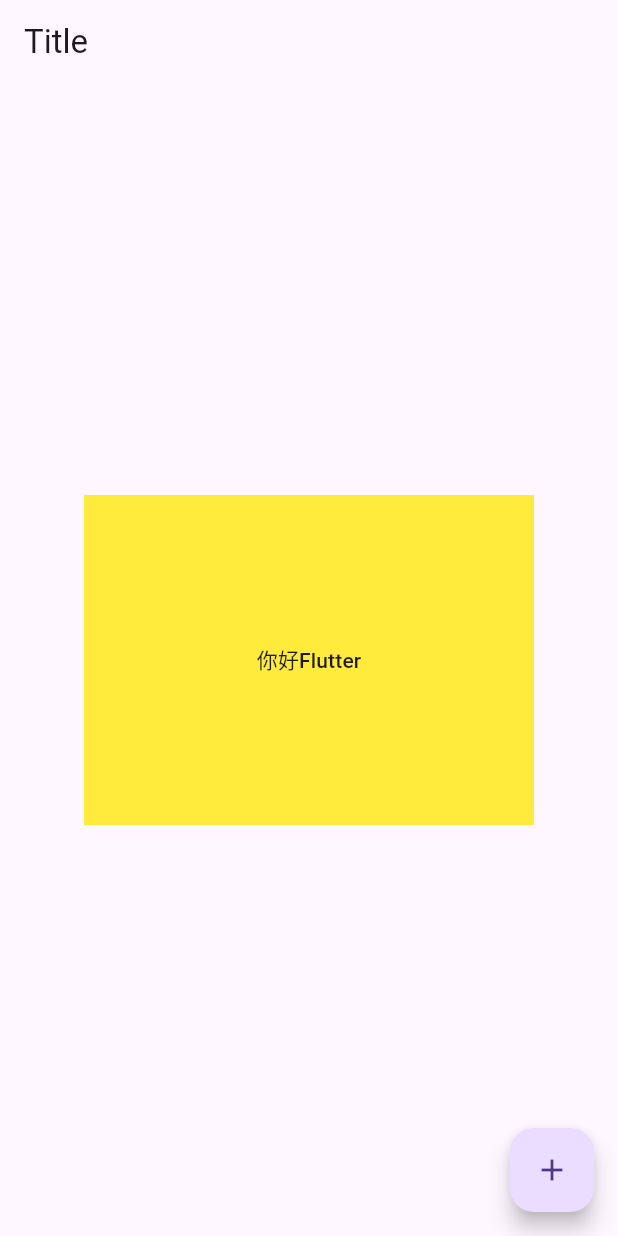
After one commit to Mhua99/flutter_project, a Flutter app: the screen it shows after launch, on a phone screen of 412 x 824 dp. The commit adds this screen. Run offline on Flutter 3.47's test engine with Material 3 defaults, Android fonts, the phone set to English and light mode, and no system bars; our stand-ins replace dio, readmore.

Commit message:
feat: demo20

```diff
--- /dev/null
+++ b/lib/demo20/01.dart
@@ -0,0 +1,47 @@
+import 'package:flutter/material.dart';
+
+class MyApp extends StatelessWidget {
+  const MyApp({super.key});
+
+  @override
+  Widget build(BuildContext context) {
+    return const MaterialApp(home: MyHomePage());
+  }
+}
+
+class MyHomePage extends StatefulWidget {
+  const MyHomePage({super.key});
+
+  @override
+  State<MyHomePage> createState() => _MyHomePageState();
+}
+
+class _MyHomePageState extends State<MyHomePage> {
+  bool flag = true;
+
+  @override
+  Widget build(BuildContext context) {
+    return Scaffold(
+      floatingActionButton: FloatingActionButton(
+        child: const Icon(Icons.add),
+        onPressed: () {
+          setState(() {
+            flag = !flag;
+          });
+        },
+      ),
+      appBar: AppBar(title: const Text('Title')),
+      body: Center(
+        child: AnimatedContainer(
+          duration: const Duration(seconds: 1, milliseconds: 100),
+          width: 200,
+          height: 200,
+          transform: flag
+              ? Matrix4.translationValues(0, 0, 0)
+              : Matrix4.translationValues(-100, 0, 0),
+          color: Colors.yellow,
+        ),
+      ),
+    );
+  }
+}
--- /dev/null
+++ b/lib/demo20/02.dart
@@ -0,0 +1,55 @@
+import 'package:flutter/material.dart';
+
+class MyApp extends StatelessWidget {
+  const MyApp({super.key});
+
+  @override
+  Widget build(BuildContext context) {
+    return const MaterialApp(home: MyHomePage());
+  }
+}
+
+class MyHomePage extends StatefulWidget {
+  const MyHomePage({super.key});
+
+  @override
+  State<MyHomePage> createState() => _MyHomePageState();
+}
+
+class _MyHomePageState extends State<MyHomePage> {
+  bool flag = true;
+
+  @override
+  Widget build(BuildContext context) {
+    return Scaffold(
+      floatingActionButton: FloatingActionButton(
+        child: const Icon(Icons.add),
+        onPressed: () {
+          setState(() {
+            flag = !flag;
+          });
+        },
+      ),
+      appBar: AppBar(title: const Text('Title')),
+      body: Stack(
+        children: [
+          ListView(children: const [ListTile(title: Text("我是一个列表"))]),
+          Positioned(
+            left: 0,
+            top: 0,
+            bottom: 0,
+            child: AnimatedContainer(
+              duration: const Duration(seconds: 1, milliseconds: 100),
+              width: 200,
+              height: double.infinity,
+              transform: flag
+                  ? Matrix4.translationValues(-200, 0, 0)
+                  : Matrix4.translationValues(0, 0, 0),
+              color: Colors.yellow,
+            ),
+          ),
+        ],
+      ),
+    );
+  }
+}
--- /dev/null
+++ b/lib/demo20/03.dart
@@ -0,0 +1,59 @@
+import 'package:flutter/material.dart';
+
+class MyApp extends StatelessWidget {
+  const MyApp({super.key});
+
+  @override
+  Widget build(BuildContext context) {
+    return const MaterialApp(home: MyHomePage());
+  }
+}
+
+class MyHomePage extends StatefulWidget {
+  const MyHomePage({super.key});
+
+  @override
+  State<MyHomePage> createState() => _MyHomePageState();
+}
+
+class _MyHomePageState extends State<MyHomePage> {
+  bool flag = true;
+
+  @override
+  Widget build(BuildContext context) {
+    return Stack(
+      children: [
+        Scaffold(
+          floatingActionButton: FloatingActionButton(
+            child: const Icon(Icons.add),
+            onPressed: () {
+              setState(() {
+                flag = !flag;
+              });
+            },
+          ),
+          appBar: AppBar(title: const Text('Title')),
+          body: Stack(
+            children: [
+              ListView(children: const [ListTile(title: Text("我是一个列表"))]),
+            ],
+          ),
+        ),
+        Positioned(
+          left: 0,
+          top: 0,
+          bottom: 0,
+          child: AnimatedContainer(
+            duration: const Duration(seconds: 1, milliseconds: 100),
+            width: 200,
+            height: double.infinity,
+            transform: flag
+                ? Matrix4.translationValues(-200, 0, 0)
+                : Matrix4.translationValues(0, 0, 0),
+            color: Colors.yellow,
+          ),
+        ),
+      ],
+    );
+  }
+}
--- /dev/null
+++ b/lib/demo20/04.dart
@@ -0,0 +1,42 @@
+import 'package:flutter/material.dart';
+
+class MyApp extends StatelessWidget {
+  const MyApp({super.key});
+
+  @override
+  Widget build(BuildContext context) {
+    return const MaterialApp(home: MyHomePage());
+  }
+}
+
+class MyHomePage extends StatefulWidget {
+  const MyHomePage({super.key});
+
+  @override
+  State<MyHomePage> createState() => _MyHomePageState();
+}
+
+class _MyHomePageState extends State<MyHomePage> {
+  bool flag = true;
+
+  @override
+  Widget build(BuildContext context) {
+    return Scaffold(
+      floatingActionButton: FloatingActionButton(
+        child: const Icon(Icons.add),
+        onPressed: () {
+          setState(() {
+            flag = !flag;
+          });
+        },
+      ),
+      appBar: AppBar(title: const Text('Title')),
+      body: AnimatedPadding(
+        curve: Curves.bounceInOut,
+        padding: EdgeInsets.fromLTRB(10, flag ? 10 : 500, 0, 0),
+        duration: const Duration(seconds: 2),
+        child: Container(width: 100, height: 100, color: Colors.red),
+      ),
+    );
+  }
+}
--- /dev/null
+++ b/lib/demo20/05.dart
@@ -0,0 +1,44 @@
+import 'package:flutter/material.dart';
+
+class MyApp extends StatelessWidget {
+  const MyApp({super.key});
+
+  @override
+  Widget build(BuildContext context) {
+    return const MaterialApp(home: MyHomePage());
+  }
+}
+
+class MyHomePage extends StatefulWidget {
+  const MyHomePage({super.key});
+
+  @override
+  State<MyHomePage> createState() => _MyHomePageState();
+}
+
+class _MyHomePageState extends State<MyHomePage> {
+  bool flag = true;
+
+  @override
+  Widget build(BuildContext context) {
+    return Scaffold(
+      floatingActionButton: FloatingActionButton(
+        child: const Icon(Icons.add),
+        onPressed: () {
+          setState(() {
+            flag = !flag;
+          });
+        },
+      ),
+      appBar: AppBar(title: const Text('Title')),
+      body: Center(
+        child: AnimatedOpacity(
+          opacity: flag ? 0.2 : 1,
+          duration: const Duration(seconds: 1),
+          curve: Curves.easeIn,
+          child: Container(width: 100, height: 100, color: Colors.red),
+        ),
+      ),
+    );
+  }
+}
--- /dev/null
+++ b/lib/demo20/06.dart
@@ -0,0 +1,57 @@
+import 'package:flutter/material.dart';
+
+class MyApp extends StatelessWidget {
+  const MyApp({super.key});
+
+  @override
+  Widget build(BuildContext context) {
+    return const MaterialApp(home: MyHomePage());
+  }
+}
+
+class MyHomePage extends StatefulWidget {
+  const MyHomePage({super.key});
+
+  @override
+  State<MyHomePage> createState() => _MyHomePageState();
+}
+
+class _MyHomePageState extends State<MyHomePage> {
+  bool flag = true;
+
+  @override
+  Widget build(BuildContext context) {
+    return Scaffold(
+      floatingActionButton: FloatingActionButton(
+        child: const Icon(Icons.add),
+        onPressed: () {
+          setState(() {
+            flag = !flag;
+          });
+        },
+      ),
+      appBar: AppBar(title: const Text('Title')),
+      body: Stack(
+        children: [
+          ListView(
+            children: const [
+              ListTile(title: Text("我是一个列表")),
+              ListTile(title: Text("我是一个列表")),
+              ListTile(title: Text("我是一个列表")),
+              ListTile(title: Text("我是一个列表")),
+              ListTile(title: Text("我是一个列表")),
+              ListTile(title: Text("我是一个列表")),
+            ],
+          ),
+          AnimatedPositioned(
+            curve: Curves.linear,
+            right: flag ? 10 : 300,
+            top: flag ? 10 : 560,
+            duration: const Duration(seconds: 1, milliseconds: 500),
+            child: Container(width: 60, height: 60, color: Colors.blue),
+          ),
+        ],
+      ),
+    );
+  }
+}
--- /dev/null
+++ b/lib/demo20/07.dart
@@ -0,0 +1,49 @@
+import 'package:flutter/material.dart';
+
+class MyApp extends StatelessWidget {
+  const MyApp({super.key});
+
+  @override
+  Widget build(BuildContext context) {
+    return const MaterialApp(home: MyHomePage());
+  }
+}
+
+class MyHomePage extends StatefulWidget {
+  const MyHomePage({super.key});
+
+  @override
+  State<MyHomePage> createState() => _MyHomePageState();
+}
+
+class _MyHomePageState extends State<MyHomePage> {
+  bool flag = true;
+
+  @override
+  Widget build(BuildContext context) {
+    return Scaffold(
+      floatingActionButton: FloatingActionButton(
+        child: const Icon(Icons.add),
+        onPressed: () {
+          setState(() {
+            flag = !flag;
+          });
+        },
+      ),
+      appBar: AppBar(title: const Text('Title')),
+      body: Center(
+        child: Container(
+          alignment: Alignment.center,
+          width: 300,
+          height: 300,
+          color: Colors.blue,
+          child: AnimatedDefaultTextStyle(
+            duration: const Duration(seconds: 1),
+            style: TextStyle(fontSize: flag ? 20 : 50, color: Colors.black),
+            child: const Text("你好Flutter"),
+          ),
+        ),
+      ),
+    );
+  }
+}
--- /dev/null
+++ b/lib/demo20/08.dart
@@ -0,0 +1,54 @@
+import 'package:flutter/material.dart';
+
+class MyApp extends StatelessWidget {
+  const MyApp({super.key});
+
+  @override
+  Widget build(BuildContext context) {
+    return const MaterialApp(home: MyHomePage());
+  }
+}
+
+class MyHomePage extends StatefulWidget {
+  const MyHomePage({super.key});
+
+  @override
+  State<MyHomePage> createState() => _MyHomePageState();
+}
+
+class _MyHomePageState extends State<MyHomePage> {
+  bool flag = true;
+
+  @override
+  Widget build(BuildContext context) {
+    return Scaffold(
+      floatingActionButton: FloatingActionButton(
+        child: const Icon(Icons.add),
+        onPressed: () {
+          setState(() {
+            flag = !flag;
+          });
+        },
+      ),
+      appBar: AppBar(title: const Text('Title')),
+      body: Center(
+        child: Container(
+          alignment: Alignment.center,
+          width: 300,
+          height: 220,
+          color: Colors.yellow,
+          child: AnimatedSwitcher(
+            //当子元素改变的时候会触发动画
+            duration: const Duration(seconds: 1),
+            child: flag
+                ? const CircularProgressIndicator()
+                : Image.network(
+                    "https://www.itying.com/images/flutter/2.png",
+                    fit: BoxFit.cover,
+                  ),
+          ),
+        ),
+      ),
+    );
+  }
+}
--- /dev/null
+++ b/lib/demo20/09.dart
@@ -0,0 +1,61 @@
+import 'package:flutter/material.dart';
+
+class MyApp extends StatelessWidget {
+  const MyApp({super.key});
+
+  @override
+  Widget build(BuildContext context) {
+    return const MaterialApp(home: MyHomePage());
+  }
+}
+
+class MyHomePage extends StatefulWidget {
+  const MyHomePage({super.key});
+
+  @override
+  State<MyHomePage> createState() => _MyHomePageState();
+}
+
+class _MyHomePageState extends State<MyHomePage> {
+  bool flag = true;
+
+  @override
+  Widget build(BuildContext context) {
+    return Scaffold(
+      floatingActionButton: FloatingActionButton(
+        child: const Icon(Icons.add),
+        onPressed: () {
+          setState(() {
+            flag = !flag;
+          });
+        },
+      ),
+      appBar: AppBar(title: const Text('Title')),
+      body: Center(
+        child: Container(
+          alignment: Alignment.center,
+          width: 300,
+          height: 220,
+          color: Colors.yellow,
+          child: AnimatedSwitcher(
+            //当子元素改变的时候会触发动画
+            transitionBuilder: ((child, animation) {
+              //可以改变动画效果
+              return ScaleTransition(
+                scale: animation,
+                child: FadeTransition(opacity: animation, child: child),
+              );
+            }),
+            duration: const Duration(seconds: 1),
+            child: flag
+                ? const CircularProgressIndicator()
+                : Image.network(
+                    "https://www.itying.com/images/flutter/2.png",
+                    fit: BoxFit.cover,
+                  ),
+          ),
+        ),
+      ),
+    );
+  }
+}
--- /dev/null
+++ b/lib/demo20/10.dart
@@ -0,0 +1,60 @@
+import 'package:flutter/material.dart';
+
+class MyApp extends StatelessWidget {
+  const MyApp({super.key});
+
+  @override
+  Widget build(BuildContext context) {
+    return const MaterialApp(home: MyHomePage());
+  }
+}
+
+class MyHomePage extends StatefulWidget {
+  const MyHomePage({super.key});
+
+  @override
+  State<MyHomePage> createState() => _MyHomePageState();
+}
+
+class _MyHomePageState extends State<MyHomePage> {
+  bool flag = true;
+
+  @override
+  Widget build(BuildContext context) {
+    return Scaffold(
+      floatingActionButton: FloatingActionButton(
+        child: const Icon(Icons.add),
+        onPressed: () {
+          setState(() {
+            flag = !flag;
+          });
+        },
+      ),
+      appBar: AppBar(title: const Text('Title')),
+      body: Center(
+        child: Container(
+          alignment: Alignment.center,
+          width: 300,
+          height: 220,
+          color: Colors.yellow,
+          child: AnimatedSwitcher(
+            //当子元素改变的时候会触发动画
+            transitionBuilder: ((child, animation) {
+              //可以改变动画效果
+              return ScaleTransition(
+                scale: animation,
+                child: FadeTransition(opacity: animation, child: child),
+              );
+            }),
+            duration: const Duration(seconds: 1),
+            child: Text(
+              key: UniqueKey(),
+              flag ? "你好Flutter" : "你好大地老师",
+              style: Theme.of(context).textTheme.labelLarge,
+            ),
+          ),
+        ),
+      ),
+    );
+  }
+}
--- /dev/null
+++ b/lib/demo20/main.dart
@@ -0,0 +1,60 @@
+import 'package:flutter/material.dart';
+
+class MyApp extends StatelessWidget {
+  const MyApp({super.key});
+
+  @override
+  Widget build(BuildContext context) {
+    return const MaterialApp(home: MyHomePage());
+  }
+}
+
+class MyHomePage extends StatefulWidget {
+  const MyHomePage({super.key});
+
+  @override
+  State<MyHomePage> createState() => _MyHomePageState();
+}
+
+class _MyHomePageState extends State<MyHomePage> {
+  bool flag = true;
+
+  @override
+  Widget build(BuildContext context) {
+    return Scaffold(
+      floatingActionButton: FloatingActionButton(
+        child: const Icon(Icons.add),
+        onPressed: () {
+          setState(() {
+            flag = !flag;
+          });
+        },
+      ),
+      appBar: AppBar(title: const Text('Title')),
+      body: Center(
+        child: Container(
+          alignment: Alignment.center,
+          width: 300,
+          height: 220,
+          color: Colors.yellow,
+          child: AnimatedSwitcher(
+            //当子元素改变的时候会触发动画
+            transitionBuilder: ((child, animation) {
+              //可以改变动画效果
+              return ScaleTransition(
+                scale: animation,
+                child: FadeTransition(opacity: animation, child: child),
+              );
+            }),
+            duration: const Duration(seconds: 1),
+            child: Text(
+              key: UniqueKey(),
+              flag ? "你好Flutter" : "你好 hello world",
+              style: Theme.of(context).textTheme.labelLarge,
+            ),
+          ),
+        ),
+      ),
+    );
+  }
+}
--- a/lib/main.dart
+++ b/lib/main.dart
@@ -1,5 +1,5 @@
 import 'package:flutter/material.dart';
-import "./demo19/main.dart";
+import "./demo20/main.dart";
 
 void main() {
   runApp(const MyApp());
```
Also changed, not shown: images/20-1.png (added), 1 other file.
